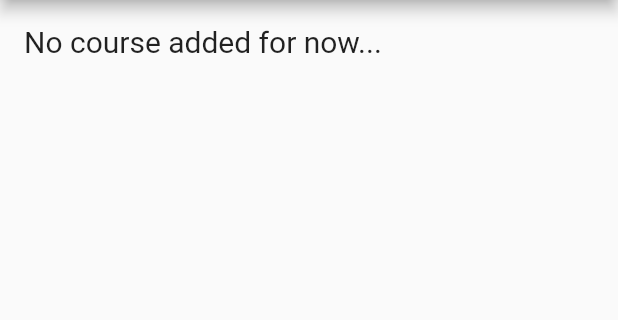
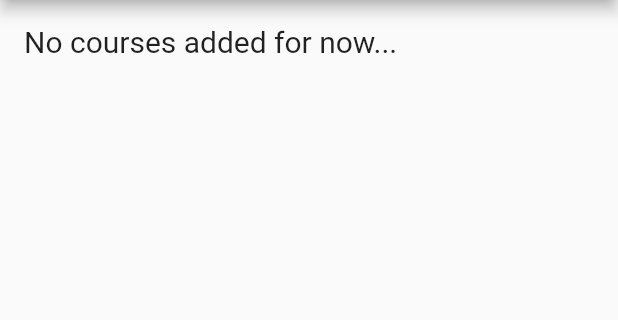
Before and after one commit to penn-automate/pennmate-notify-app, a Flutter app: the screen it shows after launch, on a phone screen of 412 x 824 dp, the part 84-404 px from its top. Run offline on Flutter 3.47's test engine with Material 2 defaults, Android fonts, the phone set to English and light mode, and no system bars; our stand-ins replace auto_size_text, firebase_messaging, flutter_typeahead, shared_preferences; accounts and stored records are empty; network calls fail.

Commit message:
Update to 0.4.3 - Update UI for scrolling and color. - Fix language.

```diff
--- a/lib/main.dart
+++ b/lib/main.dart
@@ -15,7 +15,10 @@ class MyApp extends StatelessWidget {
   Widget build(BuildContext context) {
     return MaterialApp(
       title: 'Pennmate Notify',
-      theme: ThemeData(primarySwatch: Colors.blue),
+      theme: ThemeData(
+        primarySwatch: Colors.blue,
+        buttonColor: Colors.blue,
+      ),
       home: MainPage(),
     );
   }
@@ -125,7 +128,6 @@ class _MainPageState extends State<MainPage> with WidgetsBindingObserver {
                   child: TypeAheadFormField(
                     getImmediateSuggestions: true,
                     hideOnEmpty: true,
-                    animationDuration: const Duration(),
                     hideSuggestionsOnKeyboardHide: false,
                     textFieldConfiguration: TextFieldConfiguration(
                       controller: controller,
@@ -266,19 +268,20 @@ class _MainPageState extends State<MainPage> with WidgetsBindingObserver {
       appBar: AppBar(
         title: const Text('Pennmate Notify'),
       ),
-      body: Container(
+      body: Scrollbar(
+          child: Container(
         padding: EdgeInsets.all(16.0),
+        child: () {
+          if (_children.isEmpty) {
+            return const Text(
+              'No courses added for now...',
+              style: TextStyle(fontSize: 20.0),
+            );
+          }
+          return SingleChildScrollView(
+              padding: EdgeInsets.only(bottom: 60.0),
               child: Column(
-            children: () {
-              if (_children.isEmpty) {
-                return const [
-                  Text(
-                    'No course added for now...',
-                    style: TextStyle(fontSize: 20.0),
-                  )
-                ];
-              }
-              return _children
+                  children: _children
                       .map((s) => Row(
                             children: [
                               Expanded(
@@ -304,10 +307,11 @@ class _MainPageState extends State<MainPage> with WidgetsBindingObserver {
                                           final wid = [
                                             AutoSizeText(
                                               intData == -1
-                                              ? 'Course now opens.'
-                                              : 'Last opened:',
+                                                  ? 'Course available.'
+                                                  : 'Last opened at:',
                                               maxLines: 1,
-                                          style: TextStyle(color: Colors.cyan),
+                                              style: TextStyle(
+                                                  color: Colors.blue[600]),
                                             )
                                           ];
 
@@ -317,7 +321,8 @@ class _MainPageState extends State<MainPage> with WidgetsBindingObserver {
                                                   .fromMillisecondsSinceEpoch(
                                                       intData * 1000)),
                                               maxLines: 1,
-                                          style: TextStyle(color: Colors.cyan),
+                                              style: TextStyle(
+                                                  color: Colors.blue[300]),
                                             ));
                                           }
                                           return Column(children: wid);
@@ -348,7 +353,7 @@ class _MainPageState extends State<MainPage> with WidgetsBindingObserver {
                 const Text('Course List', style: TextStyle(fontSize: 40.0))
               ], (l, row) {
                 return l..add(const Divider())..add(row);
-              });
+              })));
         }(),
       )),
       floatingActionButton: FloatingActionButton(
--- a/pubspec.yaml
+++ b/pubspec.yaml
@@ -11,7 +11,7 @@ description: A PennCourseNotify for Phone by PennMate
 # In iOS, build-name is used as CFBundleShortVersionString while build-number used as CFBundleVersion.
 # Read more about iOS versioning at
 # https://developer.apple.com/library/archive/documentation/General/Reference/InfoPlistKeyReference/Articles/CoreFoundationKeys.html
-version: 0.4.2
+version: 0.4.3
 
 environment:
   sdk: ">=2.1.0 <3.0.0"
```
Also changed, not shown: 4 other files. Lines whose indentation alone changed are shown as unchanged.
